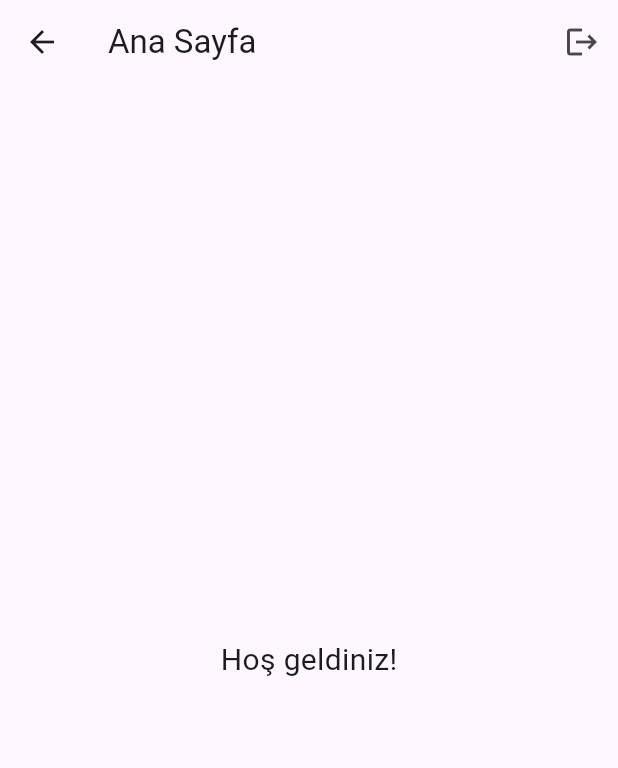
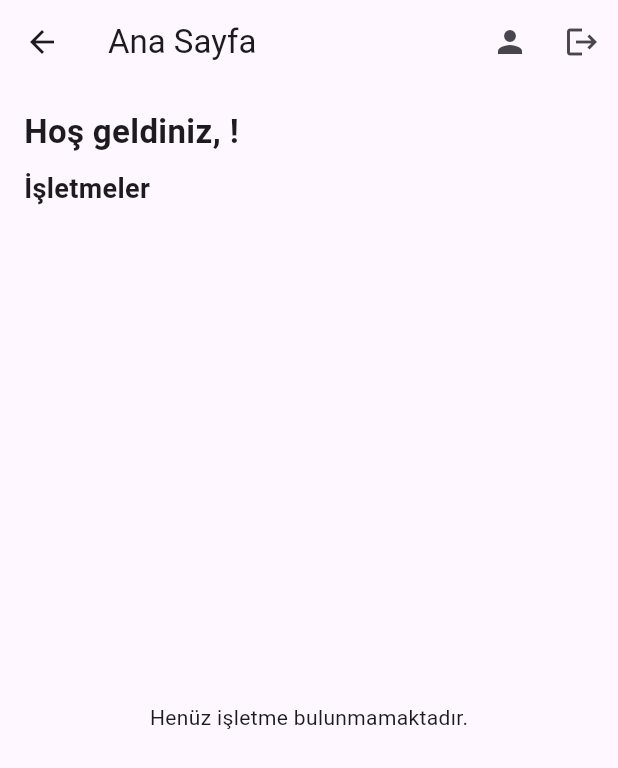
Before and after one commit to BerkeSeker0104/TuketAppFlutter, a Flutter app: the HomeScreen screen opened by its route, on a phone screen of 412 x 824 dp. Shown: the top 768 px of the screen. Run offline on Flutter 3.47's test engine with Material 3 defaults, Android fonts, the phone set to English and light mode, and no system bars; our stand-ins replace dio, shared_preferences; accounts and stored records are empty; network calls fail.

Commit message:
İşletmelerin API’den çekilmesi ve listelenmesi

```diff
--- a/tuket_app/lib/core/constants.dart
+++ b/tuket_app/lib/core/constants.dart
@@ -5,6 +5,6 @@ class AppConstants {
   static const String loginEndpoint = "$baseUrl/Users/login";
   static const String registerEndpoint = "$baseUrl/Users/register";
   static const String userProfileEndpoint = "$baseUrl/Users/me";
-
+  static const String businessesEndpoint = "$baseUrl/Businesses"; //isletmeler icin api endpoint'i
   static const String authTokenKey = "auth_token"; // JWT Token için saklama anahtarı
 }
--- a/tuket_app/lib/main.dart
+++ b/tuket_app/lib/main.dart
@@ -28,7 +28,7 @@ class MyApp extends StatelessWidget {
         primarySwatch: Colors.green,
       ),
       debugShowCheckedModeBanner: false,
-      initialRoute: '/', //  Splash Screen başlangıç ekranı olarak ayarlandı
+      initialRoute: '/', // Splash Screen başlangıç ekranı
       routes: {
         '/': (context) => const SplashScreen(),
         '/login': (context) => const LoginScreen(),
--- a/tuket_app/lib/screens/home_screen.dart
+++ b/tuket_app/lib/screens/home_screen.dart
@@ -1,29 +1,103 @@
 import 'package:flutter/material.dart';
 import 'package:provider/provider.dart';
 import 'package:tuket_app/providers/auth_provider.dart';
+import 'package:tuket_app/core/api_service.dart';
 
-class HomeScreen extends StatelessWidget {
+class HomeScreen extends StatefulWidget {
   const HomeScreen({super.key});
 
   @override
+  _HomeScreenState createState() => _HomeScreenState();
+}
+
+class _HomeScreenState extends State<HomeScreen> {
+  List<dynamic> _businesses = [];
+  bool _isLoading = true;
+
+  @override
+  void initState() {
+    super.initState();
+    _fetchBusinesses();
+  }
+
+  Future<void> _fetchBusinesses() async {
+    final businesses = await ApiService().getBusinesses();
+    if (mounted) {
+      setState(() {
+        _businesses = businesses ?? [];
+        _isLoading = false;
+      });
+    }
+  }
+
+  @override
   Widget build(BuildContext context) {
-    final authProvider = Provider.of<AuthProvider>(context, listen: false);
+    final authProvider = Provider.of<AuthProvider>(context);
+    final user = authProvider.user;
+
     return Scaffold(
       appBar: AppBar(
         title: const Text("Ana Sayfa"),
         actions: [
           IconButton(
+            icon: const Icon(Icons.person),
+            onPressed: () {
+              // Profil ekranına yönlendirme (ilerleyen aşamalarda geliştirilecek)
+            },
+          ),
+          IconButton(
             icon: const Icon(Icons.logout),
             onPressed: () {
-              authProvider.logout(context); // context parametresi eklendi!
+              authProvider.logout(context);
             },
           ),
         ],
       ),
-      body: const Center(
-        child: Text(
-          "Hoş geldiniz!",
-          style: TextStyle(fontSize: 20),
+      body: Padding(
+        padding: const EdgeInsets.all(16.0),
+        child: Column(
+          crossAxisAlignment: CrossAxisAlignment.start,
+          children: [
+            // Kullanıcı Bilgisi
+            Text(
+              "Hoş geldiniz, ${user?.name ?? 'Kullanıcı'}!",
+              style: const TextStyle(fontSize: 22, fontWeight: FontWeight.bold),
+            ),
+            const SizedBox(height: 10),
+
+            // İşletmeleri Listeleme Başlığı
+            const Text(
+              "İşletmeler",
+              style: TextStyle(fontSize: 18, fontWeight: FontWeight.bold),
+            ),
+            const SizedBox(height: 10),
+
+            // İşletmelerin Listelenmesi
+            Expanded(
+              child: _isLoading
+                  ? const Center(child: CircularProgressIndicator()) // Yükleniyor animasyonu
+                  : _businesses.isEmpty
+                  ? const Center(child: Text("Henüz işletme bulunmamaktadır."))
+                  : ListView.builder(
+                itemCount: _businesses.length,
+                itemBuilder: (context, index) {
+                  final business = _businesses[index];
+                  return Card(
+                    margin: const EdgeInsets.symmetric(vertical: 8),
+                    child: ListTile(
+                      leading: const Icon(Icons.store),
+                      title: Text(business["name"]),
+                      subtitle: Text(business["address"] ?? "Adres bilgisi yok"),
+                      trailing: const Icon(Icons.arrow_forward_ios),
+                      onTap: () {
+                        // İşletme detay sayfasına yönlendirme (ilerleyen aşamalarda eklenecek)
+                      },
+                    ),
+                  );
+                },
+              ),
+            ),
+          ],
         ),
       ),
     );
```
Also changed, not shown: tuket_app/lib/core/api_service.dart (+14 -0 lines), tuket_app/lib/providers/business_provider.dart (added, +16 -0 lines).
